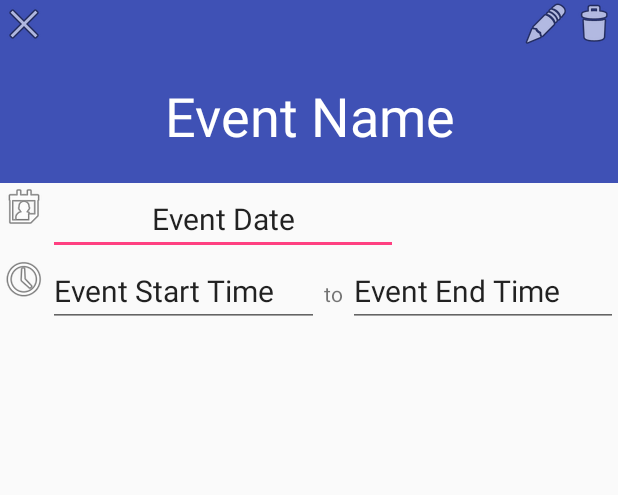
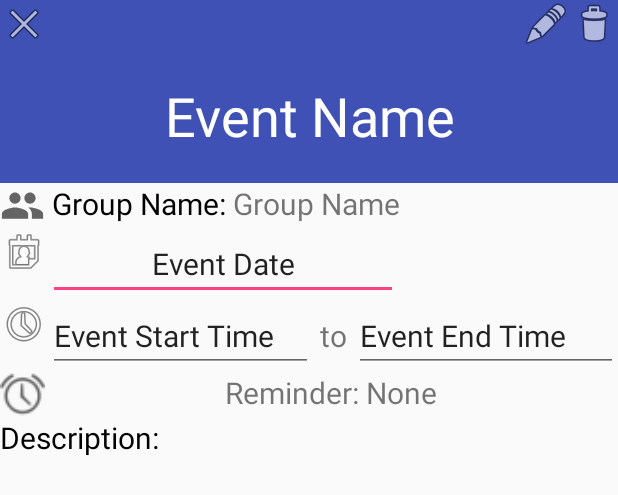
Before and after one commit to nozberkm/CSE-110-Galendary, an Android app: the layout event_details.xml on its own in the app's theme, with its tools: preview values and no code run, on a phone screen of 412 x 824 dp. Shown: the top 495 px of the screen. Run offline under Robolectric (Android 15) with nearby library versions, the phone set to English and light mode, and no system bars.

Commit message:
event_details.xml view layer should be complete

```diff
--- a/app/src/main/res/layout/event_details.xml
+++ b/app/src/main/res/layout/event_details.xml
@@ -71,10 +71,43 @@
         <LinearLayout
             android:layout_width="match_parent"
             android:layout_height="wrap_content"
+            android:layout_weight="0"
             android:orientation="horizontal">
 
             <ImageView
                 android:id="@+id/imageView"
+                android:layout_width="wrap_content"
+                android:layout_height="wrap_content"
+                android:layout_weight="0"
+                android:minHeight="30sp"
+                android:minWidth="30sp"
+                app:srcCompat="@drawable/baseline_group_24" />
+
+            <TextView
+                android:id="@+id/group_name_colon"
+                android:layout_width="wrap_content"
+                android:layout_height="wrap_content"
+                android:layout_weight="0"
+                android:text=" Group Name: "
+                android:textColor="@android:color/black"
+                android:textSize="20sp" />
+
+            <TextView
+                android:id="@+id/group_name"
+                android:layout_width="wrap_content"
+                android:layout_height="wrap_content"
+                android:layout_weight="0"
+                android:text="Group Name"
+                android:textSize="20sp" />
+        </LinearLayout>
+
+        <LinearLayout
+            android:layout_width="match_parent"
+            android:layout_height="wrap_content"
+            android:orientation="horizontal">
+
+            <ImageView
+                android:id="@+id/calendar_icon"
                 android:layout_width="wrap_content"
                 android:layout_height="wrap_content"
                 android:layout_weight="0"
@@ -89,7 +122,7 @@
                 android:gravity="center"
                 android:inputType="date"
                 android:text="Event Date"
-                android:textSize="20dp" />
+                android:textSize="20sp" />
 
         </LinearLayout>
 
@@ -99,7 +132,7 @@
             android:orientation="horizontal">
 
             <ImageView
-                android:id="@+id/imageView2"
+                android:id="@+id/time_icon"
                 android:layout_width="wrap_content"
                 android:layout_height="wrap_content"
                 android:layout_weight="0"
@@ -120,7 +153,8 @@
                 android:layout_width="wrap_content"
                 android:layout_height="wrap_content"
                 android:layout_weight="0"
-                android:text=" to " />
+                android:text=" to "
+                android:textSize="20sp" />
 
             <EditText
                 android:id="@+id/event_end_time"
@@ -135,7 +169,36 @@
 
         <LinearLayout
             android:layout_width="match_parent"
+            android:layout_height="wrap_content"
+            android:orientation="horizontal">
+
+            <ImageView
+                android:id="@+id/reminder_icon"
+                android:layout_width="wrap_content"
+                android:layout_height="wrap_content"
+                android:layout_weight="0"
+                android:minHeight="30sp"
+                android:minWidth="30sp"
+                app:srcCompat="@android:drawable/ic_lock_idle_alarm" />
+
+            <TextView
+                android:id="@+id/reminder_text"
+                android:layout_width="wrap_content"
+                android:layout_height="wrap_content"
+                android:layout_weight="1"
+                android:gravity="center"
+                android:text="Reminder: None"
+                android:textSize="20sp" />
+        </LinearLayout>
+
+        <TextView
+            android:id="@+id/description_field"
+            android:layout_width="match_parent"
             android:layout_height="match_parent"
-            android:orientation="horizontal"></LinearLayout>
+            android:layout_weight="0"
+            android:text="Description:"
+            android:textColor="@android:color/black"
+            android:textSize="20sp" />
+
     </LinearLayout>
 </android.support.constraint.ConstraintLayout>
```
